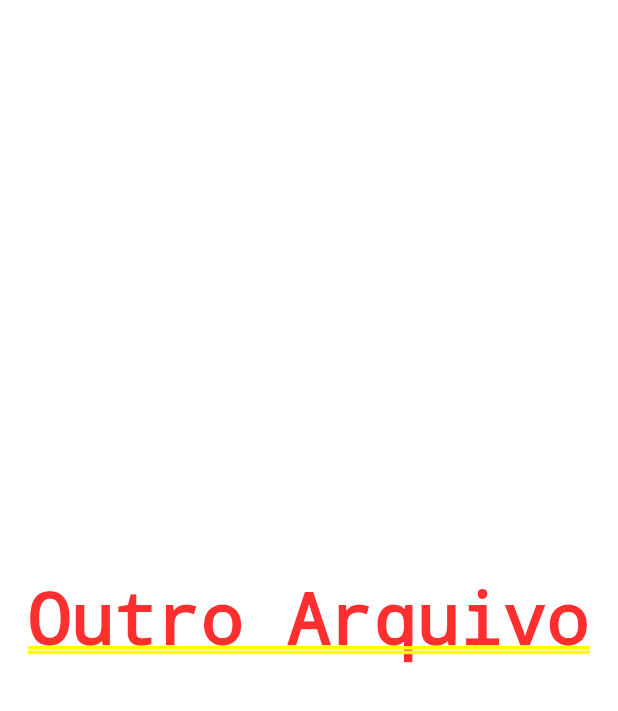
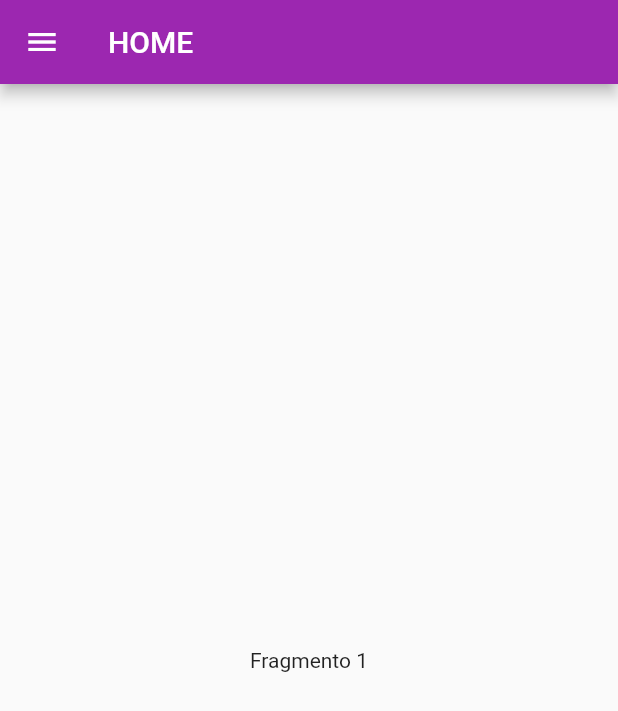
Before and after one commit to programadornatal/flutter_exemplos, a Flutter app: the screen it shows after launch, on a phone screen of 412 x 824 dp. Shown: the top 711 px of the screen. Run offline on Flutter 3.47's test engine with Material 2 defaults, Android fonts, the phone set to English and light mode, and no system bars.

Commit message:
Finalizado Menu Drawer com Navegação

```diff
--- a/drawer_navigation/lib/fragments/fragmento1.dart
+++ b/drawer_navigation/lib/fragments/fragmento1.dart
@@ -0,0 +1,17 @@
+import 'package:flutter/material.dart';
+
+class fragmentoOne extends StatefulWidget {
+  @override
+  _fragmentoOneState createState() => _fragmentoOneState();
+}
+
+class _fragmentoOneState extends State<fragmentoOne> {
+  @override
+  Widget build(BuildContext context) {
+    return Container(
+      child: new Center(
+        child: new Text("Fragmento 1"),
+      )
+    );
+  }
+}
--- a/drawer_navigation/lib/fragments/fragmento2.dart
+++ b/drawer_navigation/lib/fragments/fragmento2.dart
@@ -0,0 +1,17 @@
+import 'package:flutter/material.dart';
+
+class fragmentoTwo extends StatefulWidget {
+  @override
+  _fragmentoTwoState createState() => _fragmentoTwoState();
+}
+
+class _fragmentoTwoState extends State<fragmentoTwo> {
+  @override
+  Widget build(BuildContext context) {
+    return Container(
+        child: new Center(
+          child: new Text("Fragmento 2"),
+        )
+    );
+  }
+}
--- a/drawer_navigation/lib/fragments/fragmento3.dart
+++ b/drawer_navigation/lib/fragments/fragmento3.dart
@@ -0,0 +1,17 @@
+import 'package:flutter/material.dart';
+
+class fragmentoTree extends StatefulWidget {
+  @override
+  _fragmentoTreeState createState() => _fragmentoTreeState();
+}
+
+class _fragmentoTreeState extends State<fragmentoTree> {
+  @override
+  Widget build(BuildContext context) {
+    return Container(
+        child: new Center(
+          child: new Text("Fragmento 3"),
+        )
+    );
+  }
+}
--- a/drawer_navigation/lib/main.dart
+++ b/drawer_navigation/lib/main.dart
@@ -7,6 +7,9 @@ class MyApp extends StatelessWidget {
   @override
   Widget build(BuildContext context) {
     return new MaterialApp(
+      theme: new ThemeData(
+        primaryColor: Colors.purple
+      ),
       debugShowCheckedModeBanner: false,
       home: HomePage()
     );
--- a/drawer_navigation/lib/pages/home_page.dart
+++ b/drawer_navigation/lib/pages/home_page.dart
@@ -1,6 +1,22 @@
 import 'package:flutter/material.dart';
+import 'package:drawer_navigation/fragments/fragmento1.dart';
+import 'package:drawer_navigation/fragments/fragmento2.dart';
+import 'package:drawer_navigation/fragments/fragmento3.dart';
+
+class MenuItem {
+  String titulo;
+  IconData icon;
+  MenuItem(this.titulo, this.icon);
+}
 
 class HomePage extends StatefulWidget {
+
+  final menuItens = [
+    new MenuItem("HOME", Icons.home),
+    new MenuItem("EMPRESA", Icons.info),
+    new MenuItem("CONTATO", Icons.people)
+  ];
+
   @override
   State<StatefulWidget> createState() {
     // TODO: implement createState
@@ -8,11 +24,70 @@ class HomePage extends StatefulWidget {
   }
 }
 
+
 class HomePageState extends State<HomePage> {
+
+  _itemSelecionado(int item) {
+    setState(() {
+      _selecionado = item;
+    });
+    Navigator.of(context).pop();
+  }
+
+  _menuItem() {
+    List<Widget> menu = <Widget>[];
+    for(var i = 0; i < widget.menuItens.length; i++) {
+      var item = widget.menuItens[i];
+      menu.add(new ListTile(
+        leading: new Icon(item.icon),
+        title: new Text(item.titulo),
+        selected: i == _selecionado,
+        onTap: () => _itemSelecionado(i),
+      ));
+    }
+    return menu;
+  }
+
+  int _selecionado = 0;
+  _carregaFragmento(int carrega) {
+    switch(carrega) {
+      case 0: return new fragmentoOne();
+      case 1: return new fragmentoTwo();
+      case 2: return new fragmentoTree();
+      default: return new Text('Essa página não existe');
+    }
+  }
+
   @override
   Widget build(BuildContext context) {
-    return new Center(
-      child: new Text('Outro Arquivo'),
+    return new Scaffold(
+      appBar: new AppBar(
+        title: new Text("HOME"),
+      ),
+      drawer: new Drawer(
+        child: new Column(
+          children: <Widget>[
+            new UserAccountsDrawerHeader(
+                accountName: new Text("Fabio Santos"),
+                currentAccountPicture: new CircleAvatar(
+                  backgroundImage: new NetworkImage("https://avatars0.githubusercontent.com/u/9000219?s=460&v=4"),
+                ),
+                decoration: new BoxDecoration(
+                  image: new DecorationImage(
+                    colorFilter: ColorFilter.mode(Colors.black87,
+                        BlendMode.multiply),
+                    fit: BoxFit.fill,
+                    image: new NetworkImage("http://nordichouse.is/wp-content/uploads/2017/10/pexels-photo-287748.jpeg")
+                  )
+                ),
+                accountEmail: new Text("programadornatal@gmail.com")),
+                new Column(
+                  children: _menuItem(),
+                )
+          ],
+        ),
+      ),
+      body: _carregaFragmento(_selecionado),
     );
   }
 }
```
Also changed, not shown: drawer_navigation/images/tela1.png (added), drawer_navigation/images/tela2.png (added), 1 other file.
